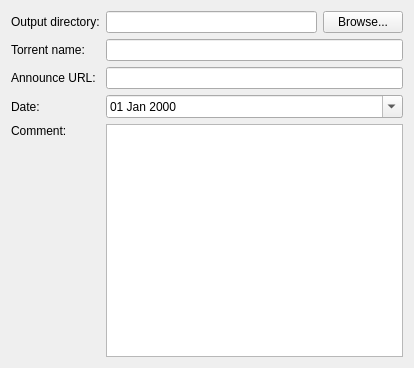
This is src/plugins/torrent/newtorrentfirststep.ui in 0xd34df00d/leechcraft as Qt 5 draws it before an edit. The edited form follows.
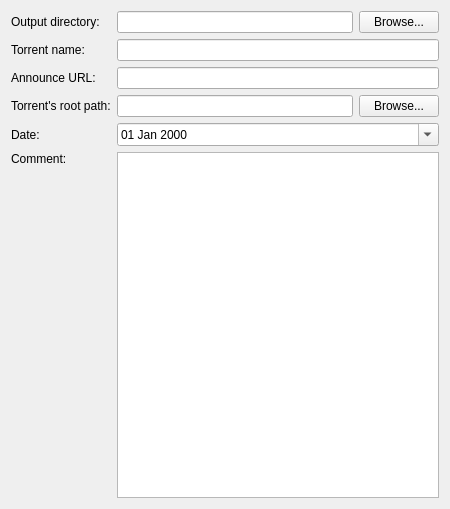
This is the edited form. Icons and pictures are not drawn.

```diff
--- a/src/plugins/torrent/newtorrentfirststep.ui
+++ b/src/plugins/torrent/newtorrentfirststep.ui
@@ -5,8 +5,8 @@
    <rect>
     <x>0</x>
     <y>0</y>
-    <width>414</width>
-    <height>368</height>
+    <width>450</width>
+    <height>509</height>
    </rect>
   </property>
   <property name="windowTitle" >
@@ -58,13 +58,34 @@
     <widget class="QLineEdit" name="AnnounceURL_" />
    </item>
    <item row="3" column="0" >
+    <widget class="QLabel" name="label_6" >
+     <property name="text" >
+      <string>Torrent's root path:</string>
+     </property>
+    </widget>
+   </item>
+   <item row="3" column="1" >
+    <layout class="QHBoxLayout" >
+     <item>
+      <widget class="QLineEdit" name="RootPath_" />
+     </item>
+     <item>
+      <widget class="QPushButton" name="BrowseRoot_" >
+       <property name="text" >
+        <string>Browse...</string>
+       </property>
+      </widget>
+     </item>
+    </layout>
+   </item>
+   <item row="4" column="0" >
     <widget class="QLabel" name="label_5" >
      <property name="text" >
       <string>Date:</string>
      </property>
     </widget>
    </item>
-   <item row="3" column="1" >
+   <item row="4" column="1" >
     <widget class="QDateEdit" name="Date_" >
      <property name="displayFormat" >
       <string>dd MMM yyyy</string>
@@ -74,17 +95,17 @@
      </property>
     </widget>
    </item>
-   <item row="4" column="0" >
+   <item row="5" column="0" >
     <widget class="QLabel" name="label_3" >
      <property name="text" >
       <string>Comment:</string>
      </property>
     </widget>
    </item>
-   <item rowspan="2" row="4" column="1" >
+   <item rowspan="2" row="5" column="1" >
     <widget class="QTextEdit" name="Comment_" />
    </item>
-   <item row="5" column="0" >
+   <item row="6" column="0" >
     <spacer>
      <property name="orientation" >
       <enum>Qt::Vertical</enum>
```
Left out of the diff: 2 changed lines with no effect on the pictures.
